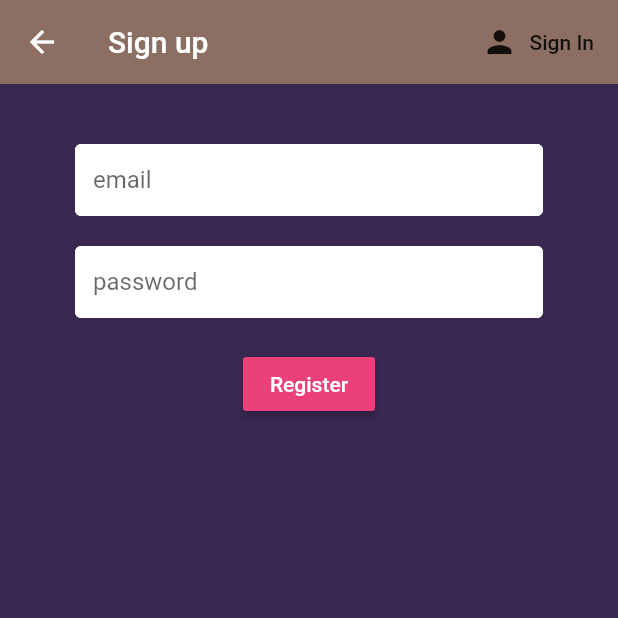
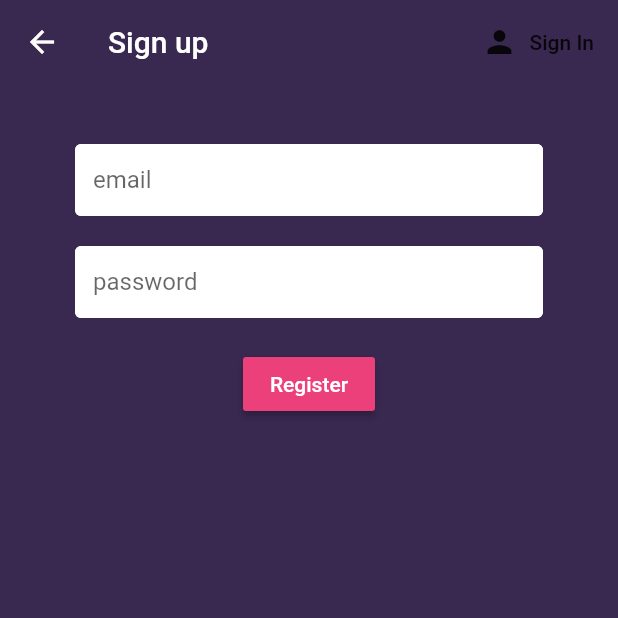
Before and after one commit to ROHITH-Singh/noveLore, a Flutter app: the Register screen opened directly, on a phone screen of 412 x 824 dp, the top half of it. Run offline on Flutter 3.47's test engine with Material 2 defaults, Android fonts, the light colour scheme and no system bars; our stand-ins replace animated_splash_screen, animated_theme_switcher, cloud_firestore, firebase_auth, firebase_core, flutter_screenutil and 4 more; missing offline and left inert: dart:ffi; accounts and stored records are empty; network calls fail.

Commit message:
ui changes

```diff
--- a/lib/screens/authenticate/register.dart
+++ b/lib/screens/authenticate/register.dart
@@ -28,7 +28,8 @@ class _RegisterState extends State<Register> {
         : Scaffold(
             backgroundColor: Color(0xff392850),
             appBar: AppBar(
-              backgroundColor: Colors.brown[400],
+              backgroundColor: Color(0xff392850),
+              // backgroundColor: Colors.deepPurpleAccent[100],
               elevation: 0.0,
               title: Text('Sign up '),
               actions: <Widget>[
--- a/lib/screens/authenticate/sign_in.dart
+++ b/lib/screens/authenticate/sign_in.dart
@@ -30,7 +30,8 @@ class _SignInState extends State<SignIn> {
         : Scaffold(
             backgroundColor: Color(0xff392850),
             appBar: AppBar(
-              backgroundColor: Colors.brown[400],
+              // backgroundColor: Colors.deepPurpleAccent[100],
+              backgroundColor: Color(0xff392850),
               elevation: 0.0,
               title: Text('Sign in '),
               actions: <Widget>[
```
Also changed, not shown: lib/screens/home_screen.dart (+4 -4 lines).
